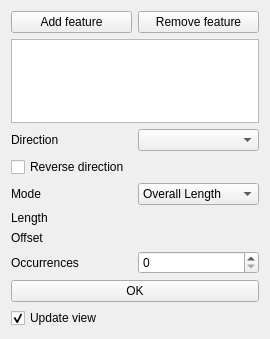
Old version of the form src/Mod/PartDesign/Gui/TaskLinearPatternParameters.ui in the repository southseact-3d/fcd.
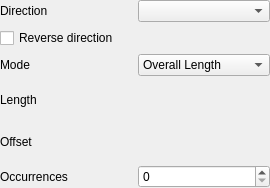
New version of the form. Custom widgets are drawn as their Qt base class.

Commit message:
Refactor PD Pattern Tasks ui files
All files contain the same add/remove buttons and a feature list.

These common elements are moved into the TaskTransformedParameters.ui file.
The same goes for the common OK Button that is used in a MultiTransform.

The ui files for the patterns only contain their distinctive
parameters. And the common ui files contain an empy widget that will
be filled with the respective parameter widgets from the patterns.

Patch:
```diff
--- a/src/Mod/PartDesign/Gui/TaskLinearPatternParameters.ui
+++ b/src/Mod/PartDesign/Gui/TaskLinearPatternParameters.ui
@@ -7,47 +7,25 @@
     <x>0</x>
     <y>0</y>
     <width>270</width>
-    <height>339</height>
+    <height>188</height>
    </rect>
   </property>
   <property name="windowTitle">
    <string notr="true">Form</string>
   </property>
   <layout class="QVBoxLayout" name="verticalLayout">
-   <item>
-    <layout class="QHBoxLayout" name="horizontalLayout_4">
-     <item>
-      <widget class="QPushButton" name="buttonAddFeature">
-       <property name="text">
-        <string>Add feature</string>
-       </property>
-       <property name="checkable">
-        <bool>true</bool>
-       </property>
-      </widget>
-     </item>
-     <item>
-      <widget class="QPushButton" name="buttonRemoveFeature">
-       <property name="text">
-        <string>Remove feature</string>
-       </property>
-       <property name="checkable">
-        <bool>true</bool>
-       </property>
-      </widget>
-     </item>
-    </layout>
-   </item>
-   <item>
-    <widget class="QListWidget" name="listWidgetFeatures">
-     <property name="toolTip">
-      <string>List can be reordered by dragging</string>
-     </property>
-     <property name="dragDropMode">
-      <enum>QAbstractItemView::InternalMove</enum>
-     </property>
-    </widget>
-   </item>
+   <property name="leftMargin">
+    <number>0</number>
+   </property>
+   <property name="topMargin">
+    <number>0</number>
+   </property>
+   <property name="rightMargin">
+    <number>0</number>
+   </property>
+   <property name="bottomMargin">
+    <number>0</number>
+   </property>
    <item>
     <layout class="QHBoxLayout" name="horizontalLayout_3">
      <item>
@@ -184,27 +162,6 @@
      </item>
     </layout>
    </item>
-   <item>
-    <layout class="QHBoxLayout" name="horizontalLayout_5">
-     <item>
-      <widget class="QPushButton" name="buttonOK">
-       <property name="text">
-        <string>OK</string>
-       </property>
-      </widget>
-     </item>
-    </layout>
-   </item>
-   <item>
-    <widget class="QCheckBox" name="checkBoxUpdateView">
-     <property name="text">
-      <string>Update view</string>
-     </property>
-     <property name="checked">
-      <bool>true</bool>
-     </property>
-    </widget>
-   </item>
   </layout>
  </widget>
  <customwidgets>
```
Left out of the diff: 40 changed lines with no effect on the pictures. The commit also changes 6 other files.
